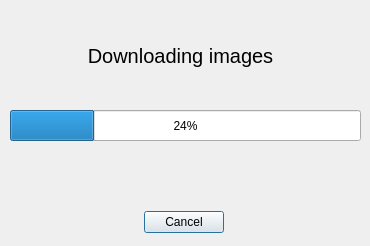
allanvobraun/SnesGameManager, file downloader/ui/download_dialog.ui: the form before one commit.
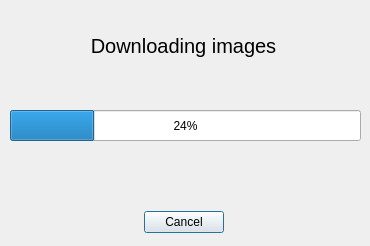
The form after the commit.

```diff
--- a/downloader/ui/download_dialog.ui
+++ b/downloader/ui/download_dialog.ui
@@ -51,9 +51,9 @@
   <widget class="QLabel" name="label">
    <property name="geometry">
     <rect>
-     <x>80</x>
-     <y>30</y>
-     <width>201</width>
+     <x>73</x>
+     <y>20</y>
+     <width>221</width>
      <height>51</height>
     </rect>
    </property>
```
